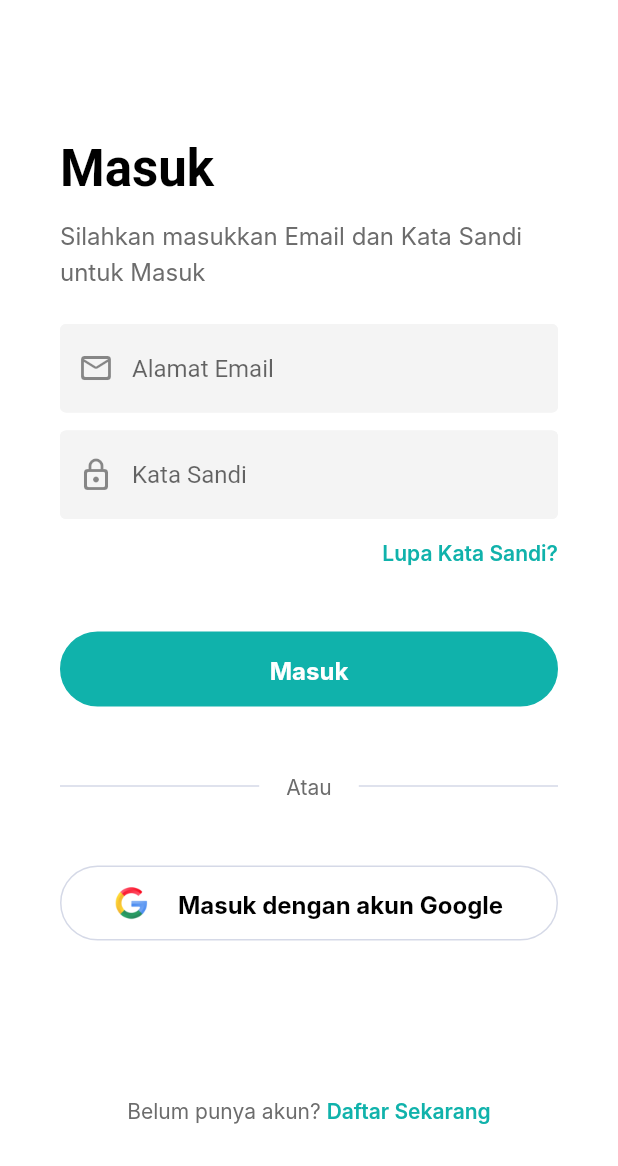
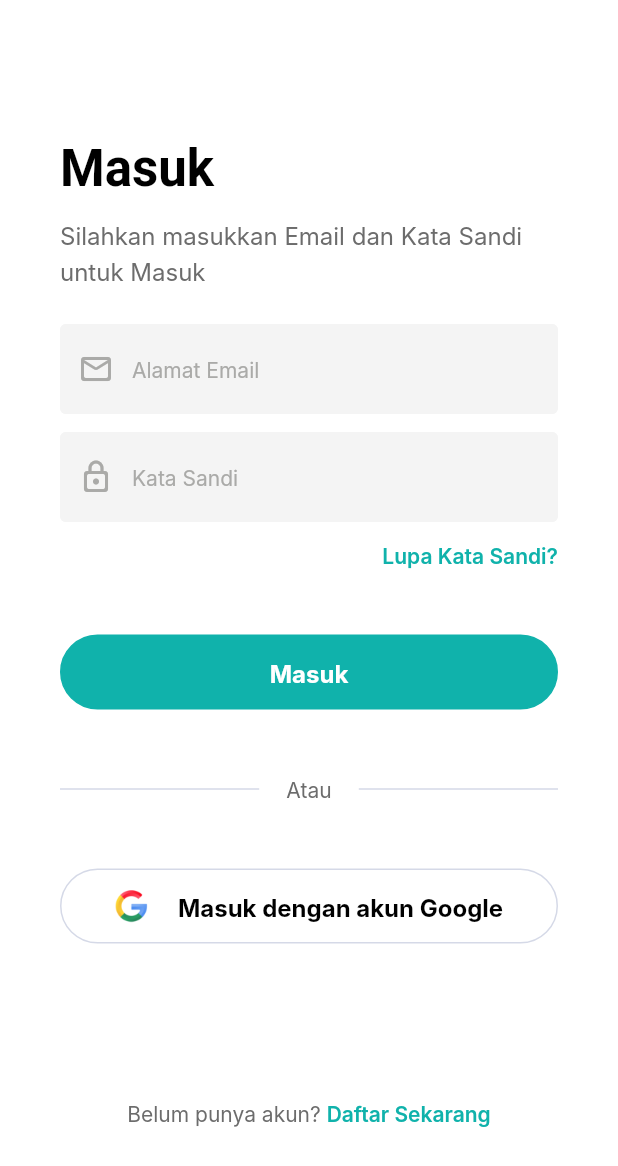
Before and after one commit to alfialfi19/mobile-carbon, a Flutter app: the SignInContent screen opened directly, on a phone screen of 412 x 824 dp. Shown: the top 1166 px of the screen. Run offline on Flutter 3.47's test engine with Material 2 defaults, Android fonts, the phone set to English and light mode, and no system bars; our stand-ins replace bloc, dio, easy_localization, equatable, file_picker, firebase_auth and 9 more; missing offline and left inert: heic_to_jpg; accounts and stored records are empty; Roboto replaces fonts that are missing (Inter).

Commit message:
fix feedback coda

```diff
--- a/lib/commons/constants/enums.dart
+++ b/lib/commons/constants/enums.dart
@@ -7,3 +7,8 @@
   article,
   activity,
 }
+
+enum DropdownSource {
+  calculateCarbon,
+  addArticle,
+}
--- a/lib/commons/styles/color_palettes.dart
+++ b/lib/commons/styles/color_palettes.dart
@@ -16,6 +16,7 @@
   static const Color grayDivider = Color.fromRGBO(217, 217, 217, 1);
 
   static const Color grayTextField = Color.fromRGBO(244, 244, 244, 1);
+  static const Color grayHint = Color.fromRGBO(170, 170, 168, 1);
   static const Color gray100 = Color.fromRGBO(208, 214, 221, 1);
   static const Color dark = Color.fromRGBO(33, 33, 33, 1);
   static const Color darkGray = Color.fromRGBO(35, 41, 51, 1);
--- a/lib/screens/edit_profile_screen.dart
+++ b/lib/screens/edit_profile_screen.dart
@@ -121,6 +121,7 @@
                 hintText: "Masukkan nomor telepon",
                 maxLength: null,
                 controller: telephoneController,
+                keyboardType: TextInputType.number,
                 callback: (value) => print(
                   "==> telephone: $value",
                 ),
--- a/lib/screens/sign_in_screen.dart
+++ b/lib/screens/sign_in_screen.dart
@@ -88,7 +88,15 @@
                       controller: emailController,
                       decoration: InputDecoration(
                         hintText: 'Alamat Email',
-                        prefixIcon: const Icon(Icons.mail_outline_rounded),
+                        hintStyle:
+                            Theme.of(context).textTheme.caption?.copyWith(
+                                  color: ColorPalettes.grayHint,
+                                  fontWeight: FontWeight.w400,
+                                ),
+                        prefixIcon: const Icon(
+                          Icons.mail_outline_rounded,
+                          color: ColorPalettes.grayHint,
+                        ),
                         border: OutlineInputBorder(
                           borderRadius: BorderRadius.circular(
                             8.0,
@@ -112,7 +120,15 @@
                       obscureText: true,
                       decoration: InputDecoration(
                         hintText: 'Kata Sandi',
-                        prefixIcon: const Icon(Icons.lock_outline_rounded),
+                        hintStyle:
+                            Theme.of(context).textTheme.caption?.copyWith(
+                                  color: ColorPalettes.grayHint,
+                                  fontWeight: FontWeight.w400,
+                                ),
+                        prefixIcon: const Icon(
+                          Icons.lock_outline_rounded,
+                          color: ColorPalettes.grayHint,
+                        ),
                         border: OutlineInputBorder(
                           borderRadius: BorderRadius.circular(
                             8.0,
--- a/lib/widgets/point/badge_level_item_flat.dart
+++ b/lib/widgets/point/badge_level_item_flat.dart
@@ -13,7 +13,7 @@
   @override
   Widget build(BuildContext context) {
     return Container(
-      width: 128.0,
+      width: 138.0,
       margin: const EdgeInsets.symmetric(
         vertical: 10.0,
       ),
@@ -53,6 +53,7 @@
                   fontWeight: FontWeight.w400,
                 ),
             textAlign: TextAlign.justify,
+            overflow: TextOverflow.ellipsis,
           ),
         ],
       ),
--- a/lib/widgets/point/badge_level_item_gradient.dart
+++ b/lib/widgets/point/badge_level_item_gradient.dart
@@ -8,7 +8,7 @@
   @override
   Widget build(BuildContext context) {
     return Container(
-      width: 128.0,
+      width: 138.0,
       margin: const EdgeInsets.symmetric(
         vertical: 10.0,
       ),
@@ -55,6 +55,7 @@
                   fontWeight: FontWeight.w400,
                 ),
             textAlign: TextAlign.justify,
+            overflow: TextOverflow.ellipsis,
           ),
         ],
       ),
```
Also changed, not shown: lib/screens/calculate_carbon_step_3_screen.dart (+11 -5 lines), lib/widgets/form_field/category_input.dart (+24 -4 lines), lib/widgets/form_field/text_field_input.dart (+7 -1 lines).
